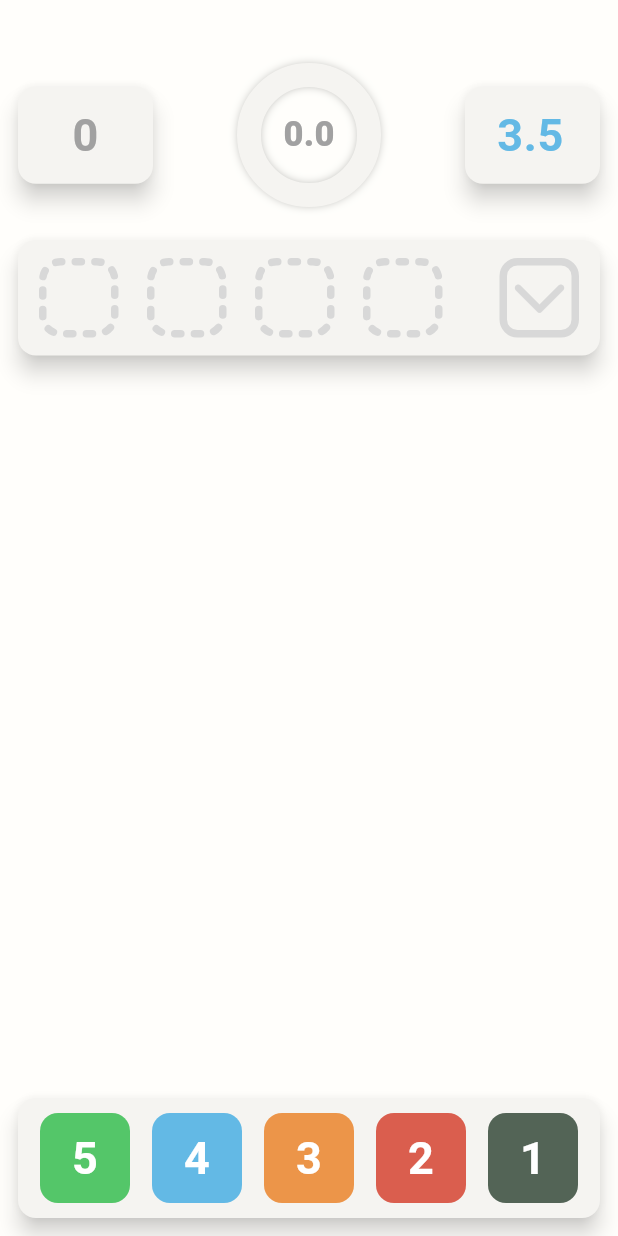
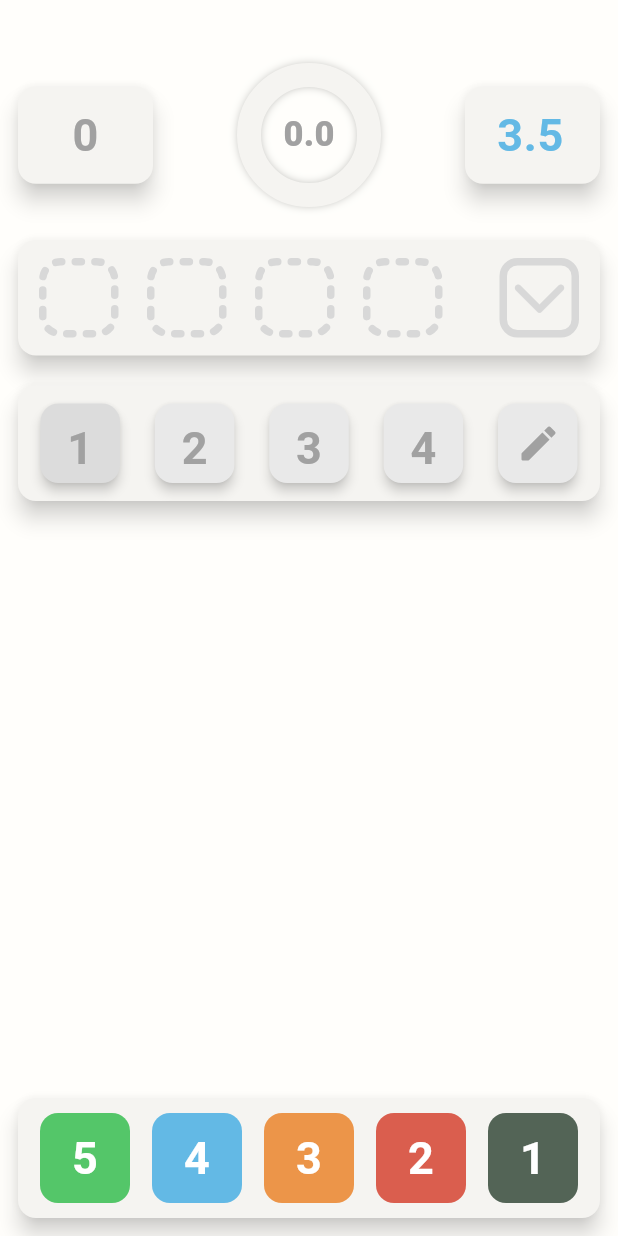
Before and after one commit to MunIine/Levlly, a Flutter app: the screen it shows after launch, on a phone screen of 412 x 824 dp. Run offline on Flutter 3.47's test engine with Material 3 defaults, Android fonts, the light colour scheme and no system bars; drawn by our look-alikes of dotted_border.

Commit message:
Add marks select widget

```diff
--- a/lib/screens/calculator/view/calculator.dart
+++ b/lib/screens/calculator/view/calculator.dart
@@ -13,6 +13,7 @@ class _CalculatorState extends State<Calculator> {
 
   final List<String> marks = [];
   String goalScore = "3.5"; // Стандартный желаемый балл
+  int numberOfRequiredMarks = 0;
 
   void markAdd(String value){
     if(marks.length == 999) return; // Может быть какой-то алерт о превышении
@@ -27,6 +28,12 @@ class _CalculatorState extends State<Calculator> {
     });
   }
 
+  void updateNumberOfRequiredMarks(int value){
+    setState(() {
+      numberOfRequiredMarks = value;
+    });
+  }
+
   @override
   Widget build(BuildContext context) {
     return Scaffold(
@@ -38,6 +45,8 @@ class _CalculatorState extends State<Calculator> {
             MarksAppbar(marks: marks, goalScore: goalScore, changeGoalScore: changeGoalScore,),
             const SizedBox(height: 30),
             MarksPlaceholder(marks: marks, markAdd: markAdd),
+            const SizedBox(height: 20),
+            MarksCountSelect(updateNumberOfRequiredMarks: updateNumberOfRequiredMarks,)
           ],
         ),
       ),
--- a/lib/screens/calculator/widgets/export.dart
+++ b/lib/screens/calculator/widgets/export.dart
@@ -1,3 +1,4 @@
 export 'marks_appbar.dart';
 export 'bottom_marks_bar.dart';
 export 'marks_placeholder.dart';
+export 'marks_count_select.dart';
--- a/lib/screens/calculator/widgets/marks_appbar.dart
+++ b/lib/screens/calculator/widgets/marks_appbar.dart
@@ -1,6 +1,5 @@
 import 'package:flutter/material.dart';
 import 'package:levlly/extensions/num_extensions.dart';
-import 'package:levlly/theme/app_colors.dart';
 import 'package:levlly/screens/calculator/widgets/appbar/export.dart';
 import 'package:levlly/widgets/export.dart';
 
@@ -31,7 +30,6 @@ class _MarksAppbarState extends State<MarksAppbar> {
           onPressed: (){},
           width: 90,
           height: 65,
-          color: AppColors.alternativeTextColor,
         ),
         CircularProgressWithText(value: grade, size: 80),
         MarkInputBlock(
--- /dev/null
+++ b/lib/screens/calculator/widgets/marks_count_select.dart
@@ -0,0 +1,47 @@
+import 'package:flutter/material.dart';
+import 'package:levlly/theme/app_colors.dart';
+import 'package:levlly/widgets/export.dart';
+
+class MarksCountSelect extends StatefulWidget {
+  const MarksCountSelect({super.key, required this.updateNumberOfRequiredMarks});
+
+  final ValueChanged<int> updateNumberOfRequiredMarks;
+
+  @override
+  State<MarksCountSelect> createState() => _MarksCountSelectState();
+}
+
+class _MarksCountSelectState extends State<MarksCountSelect> {
+  final double size = 53;
+  int selected = 0;
+
+  @override
+  Widget build(BuildContext context) {
+    return ItemBlock(
+      child: Padding(
+        padding: const EdgeInsets.symmetric(vertical: 12).copyWith(left: 15).copyWith(right: 15),
+        child: Row(
+          mainAxisAlignment: MainAxisAlignment.spaceBetween,
+          children: List.generate(5, (int index) {
+            return BlockTextButton(
+              value: index != 4 ? (index+1).toString() : null,
+              backgroundColor: selected == index ? AppColors.selected : AppColors.blockItemsBackgroundColor,
+              height: size,
+              width: size,
+              elevation: 3,
+              onPressed: (){
+                selected = index;
+                widget.updateNumberOfRequiredMarks(selected);
+              },
+              child: index == 4 ? const Icon(
+                Icons.edit_rounded,
+                color: AppColors.alternativeTextColor,
+                size: 30,
+              ) : null
+            );
+          }),
+        )
+      )
+    );
+  }
+}
--- a/lib/theme/app_colors.dart
+++ b/lib/theme/app_colors.dart
@@ -17,6 +17,7 @@ class AppColors{
   static const Color alternativeTextColor = Color(0xFFA1A1A1);
   static const Color textColor = Colors.white;
   static const Color shadowColor = Color(0xCC000000);
+  static const Color splashEffectColor = Color(0xACCDCDCD);
 
   static Color getColor(num value) => marks[value.round()];
 }
--- a/lib/theme/theme.dart
+++ b/lib/theme/theme.dart
@@ -9,7 +9,8 @@ final theme = ThemeData(
       backgroundColor: WidgetStateProperty.all(AppColors.blockBackgroundColor),
       shape: WidgetStatePropertyAll(RoundedRectangleBorder(borderRadius: BorderRadius.circular(12))),
       elevation: const WidgetStatePropertyAll(6),
-      shadowColor: const WidgetStatePropertyAll(AppColors.shadowColor)
+      shadowColor: const WidgetStatePropertyAll(AppColors.shadowColor),
+      overlayColor: WidgetStateProperty.all(AppColors.splashEffectColor)
     )
   ),
   textSelectionTheme: const TextSelectionThemeData(
--- a/lib/widgets/block_text_button.dart
+++ b/lib/widgets/block_text_button.dart
@@ -4,25 +4,27 @@ import 'package:levlly/theme/app_colors.dart';
 class BlockTextButton extends StatelessWidget {
   const BlockTextButton({
     super.key,
-    required this.value,
+    this.value,
     required this.onPressed,
     this.useTextColorScheme = false,
     this.useBackgroundColorScheme = false,
     this.width,
     this.height,
     this.elevation,
-    this.color,
+    this.color = AppColors.alternativeTextColor,
     this.backgroundColor,
-  });
+    this.child,
+  }) : assert(value != null || child != null, "Either value or child must be provided");
 
-  final String value;
+  final String? value;
   final VoidCallback? onPressed;
+  final Widget? child;
   final bool useTextColorScheme;
   final bool useBackgroundColorScheme;
   final double? width;
   final double? height;
   final double? elevation;
-  final Color? color;
+  final Color color;
   final Color? backgroundColor;
 
   @override
@@ -35,16 +37,16 @@ class BlockTextButton extends StatelessWidget {
         style: ButtonStyle(
           backgroundColor: !useBackgroundColorScheme ?
           WidgetStatePropertyAll(backgroundColor) :
-          WidgetStatePropertyAll(AppColors.getColor(double.parse(value))),
+          WidgetStatePropertyAll(AppColors.getColor(double.parse(value!))),
           elevation: WidgetStatePropertyAll(elevation)
         ),
-        child: Text(
-          value,
+        child: child ?? Text(
+          value!,
           textAlign: TextAlign.center,
           style: TextStyle(
             fontSize: 30,
             fontWeight: FontWeight.w700,
-            color: !useTextColorScheme ? color : AppColors.getColor(double.parse(value))
+            color: !useTextColorScheme ? color : AppColors.getColor(double.parse(value!))
           ),
         )
       ),
```
